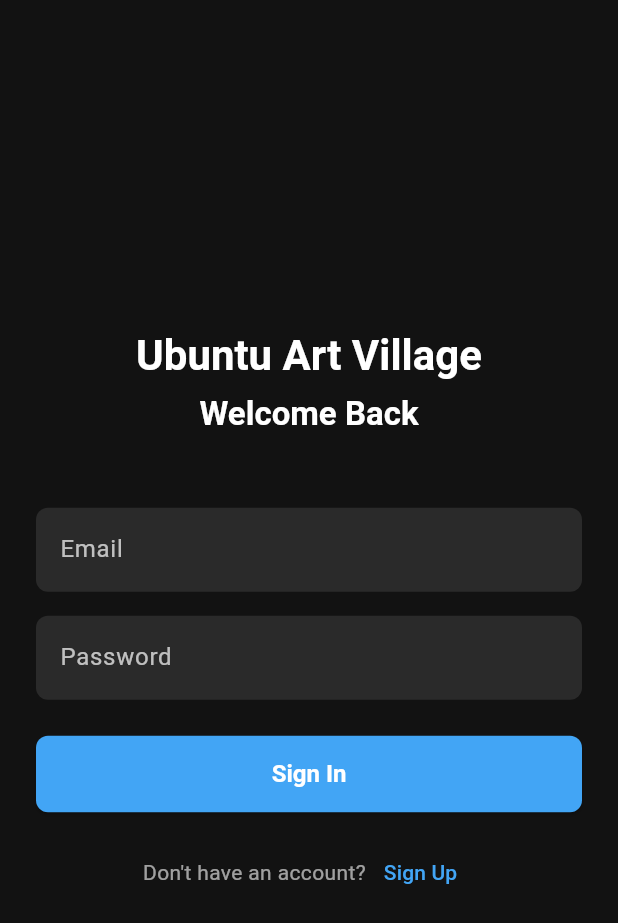
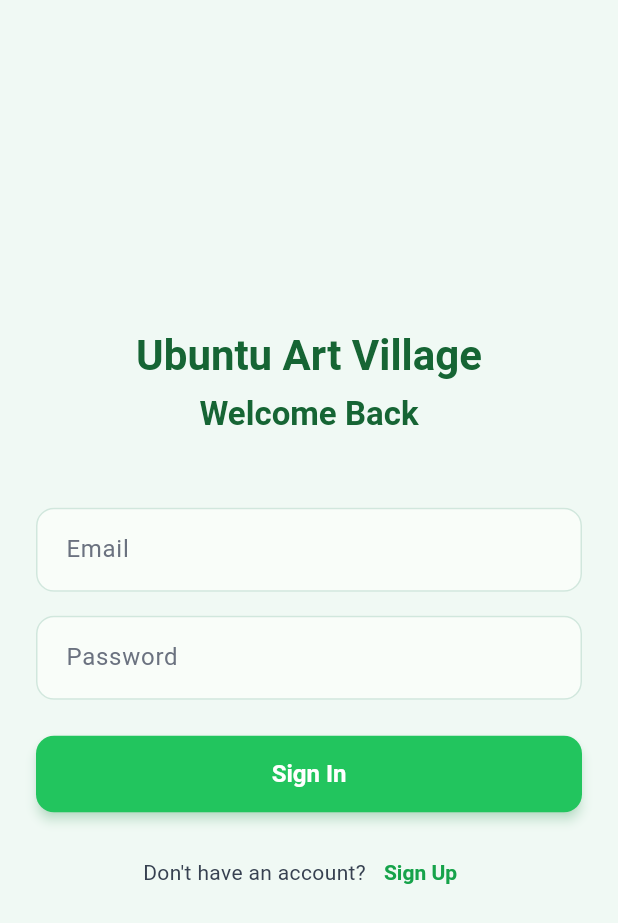
Before and after one commit to could-ai/019ab6ad-a451-72af-ac40-41e79278ae99, a Flutter app: the screen it shows after launch, on a phone screen of 412 x 824 dp. Shown: the top 923 px of the screen. Run offline on Flutter 3.47's test engine with Material 3 defaults, Android fonts, the phone set to English and light mode, and no system bars.

Commit message:
Updated theme to match the requested light green color scheme with specific hex codes for backgrounds, primary colors, borders, text, and status indicators.; Updated main.dart to use the new AppTheme.theme instead of the previous dark theme.

```diff
--- a/usr/lib/main.dart
+++ b/usr/lib/main.dart
@@ -15,7 +15,7 @@ class MyApp extends StatelessWidget {
     return MaterialApp(
       title: 'Ubuntu Art Village',
       debugShowCheckedModeBanner: false,
-      theme: AppTheme.darkTheme,
+      theme: AppTheme.theme, // Updated to use the new light theme
       initialRoute: '/login',
       routes: {
         '/': (context) => const LoginScreen(), // Default route
--- a/usr/lib/theme/theme.dart
+++ b/usr/lib/theme/theme.dart
@@ -1,53 +1,104 @@
 import 'package:flutter/material.dart';
 
 class AppTheme {
-  static final ThemeData darkTheme = ThemeData(
-    brightness: Brightness.dark,
-    primaryColor: const Color(0xFF0D47A1), // A strong blue
-    scaffoldBackgroundColor: const Color(0xFF121212), // Very dark gray, almost black
-    colorScheme: const ColorScheme.dark(
-      primary: Color(0xFF42A5F5), // A nice blue accent
-      secondary: Color(0xFF42A5F5),
-      background: Color(0xFF121212),
-      surface: Color(0xFF1E1E1E), // Slightly lighter gray for surfaces
-      onPrimary: Colors.white,
-      onSecondary: Colors.white,
-      onBackground: Colors.white,
-      onSurface: Colors.white,
-      error: Colors.redAccent,
-      onError: Colors.white,
+  // Color Palette
+  static const Color primaryBackground = Color(0xFFF0F9F4); // Light green
+  static const Color cardBackground = Color(0xFFFFFFFF); // White
+  static const Color inputBackground = Color(0xFFF9FDF9);
+
+  static const Color darkGreen = Color(0xFF166534); // Main text, headers
+  static const Color brightGreen = Color(0xFF22C55E); // Primary buttons, accents
+  static const Color mediumGreen = Color(0xFF16A34A); // Secondary buttons
+  static const Color goldOrange = Color(0xFFF59E0B); // Accent color, badges
+
+  static const Color borderLight = Color(0xFFD1E7DD);
+  static const Color borderLighter = Color(0xFFBBF7D0);
+  static const Color borderLightest = Color(0xFFD1FAE5);
+
+  static const Color textPrimary = Color(0xFF166534); // Dark green
+  static const Color textSecondary = Color(0xFF374151); // Dark gray
+  static const Color textMuted = Color(0xFF6B7280); // Medium gray
+  static const Color textLightMuted = Color(0xFF9CA3AF); // Light gray
+  static const Color textWhite = Color(0xFFFFFFFF);
+  static const Color textOffWhite = Color(0xFFF0FDF4);
+
+  static const Color statusSuccess = Color(0xFF22C55E);
+  static const Color statusWarning = Color(0xFFF59E0B);
+  static const Color statusError = Color(0xFFEF4444);
+  static const Color statusPending = Color(0xFFFCD34D);
+
+  static const Color shadowColor = Color(0xFF22C55E);
+
+  static final ThemeData theme = ThemeData(
+    brightness: Brightness.light,
+    primaryColor: brightGreen,
+    scaffoldBackgroundColor: primaryBackground,
+    colorScheme: const ColorScheme.light(
+      primary: brightGreen,
+      secondary: mediumGreen,
+      tertiary: goldOrange,
+      surface: cardBackground,
+      background: primaryBackground,
+      error: statusError,
+      onPrimary: textWhite,
+      onSecondary: textWhite,
+      onSurface: textPrimary,
+      onBackground: textPrimary,
+      onError: textWhite,
     ),
     appBarTheme: const AppBarTheme(
-      backgroundColor: Color(0xFF1E1E1E),
+      backgroundColor: primaryBackground,
       elevation: 0,
+      centerTitle: true,
+      iconTheme: IconThemeData(color: darkGreen),
       titleTextStyle: TextStyle(
-        color: Colors.white,
+        color: darkGreen,
         fontSize: 20,
         fontWeight: FontWeight.bold,
       ),
-      iconTheme: IconThemeData(color: Colors.white),
+    ),
+    cardTheme: CardTheme(
+      color: cardBackground,
+      elevation: 2,
+      shadowColor: shadowColor.withOpacity(0.2),
+      shape: RoundedRectangleBorder(
+        borderRadius: BorderRadius.circular(12),
+        side: const BorderSide(color: borderLightest),
+      ),
     ),
     inputDecorationTheme: InputDecorationTheme(
       filled: true,
-      fillColor: const Color(0xFF2A2A2A),
+      fillColor: inputBackground,
+      contentPadding: const EdgeInsets.symmetric(horizontal: 16, vertical: 16),
       border: OutlineInputBorder(
-        borderRadius: BorderRadius.circular(8.0),
-        borderSide: BorderSide.none,
+        borderRadius: BorderRadius.circular(12.0),
+        borderSide: const BorderSide(color: borderLight),
+      ),
+      enabledBorder: OutlineInputBorder(
+        borderRadius: BorderRadius.circular(12.0),
+        borderSide: const BorderSide(color: borderLight),
       ),
       focusedBorder: OutlineInputBorder(
-        borderRadius: BorderRadius.circular(8.0),
-        borderSide: const BorderSide(color: Color(0xFF42A5F5)),
+        borderRadius: BorderRadius.circular(12.0),
+        borderSide: const BorderSide(color: brightGreen, width: 2),
       ),
-      labelStyle: const TextStyle(color: Colors.white70),
+      errorBorder: OutlineInputBorder(
+        borderRadius: BorderRadius.circular(12.0),
+        borderSide: const BorderSide(color: statusError),
+      ),
+      labelStyle: const TextStyle(color: textMuted),
+      hintStyle: const TextStyle(color: textLightMuted),
     ),
     elevatedButtonTheme: ElevatedButtonThemeData(
       style: ElevatedButton.styleFrom(
-        backgroundColor: const Color(0xFF42A5F5), // Blue accent
-        foregroundColor: Colors.white,
+        backgroundColor: brightGreen,
+        foregroundColor: textWhite,
+        elevation: 3,
+        shadowColor: shadowColor.withOpacity(0.4),
         shape: RoundedRectangleBorder(
-          borderRadius: BorderRadius.circular(8.0),
+          borderRadius: BorderRadius.circular(12.0),
         ),
-        padding: const EdgeInsets.symmetric(vertical: 16.0),
+        padding: const EdgeInsets.symmetric(vertical: 16.0, horizontal: 24.0),
         textStyle: const TextStyle(
           fontSize: 16,
           fontWeight: FontWeight.bold,
@@ -56,18 +107,40 @@ class AppTheme {
     ),
     textButtonTheme: TextButtonThemeData(
       style: TextButton.styleFrom(
-        foregroundColor: const Color(0xFF42A5F5),
+        foregroundColor: mediumGreen,
+        textStyle: const TextStyle(
+          fontWeight: FontWeight.w600,
+        ),
+      ),
+    ),
+    outlinedButtonTheme: OutlinedButtonThemeData(
+      style: OutlinedButton.styleFrom(
+        foregroundColor: mediumGreen,
+        side: const BorderSide(color: mediumGreen),
+        shape: RoundedRectangleBorder(
+          borderRadius: BorderRadius.circular(12.0),
+        ),
+        padding: const EdgeInsets.symmetric(vertical: 16.0, horizontal: 24.0),
       ),
     ),
     textTheme: const TextTheme(
-      displayLarge: TextStyle(color: Colors.white, fontWeight: FontWeight.bold),
-      displayMedium: TextStyle(color: Colors.white, fontWeight: FontWeight.bold),
-      displaySmall: TextStyle(color: Colors.white, fontWeight: FontWeight.bold),
-      headlineMedium: TextStyle(color: Colors.white, fontWeight: FontWeight.bold),
-      headlineSmall: TextStyle(color: Colors.white, fontWeight: FontWeight.bold),
-      titleLarge: TextStyle(color: Colors.white, fontWeight: FontWeight.bold),
-      bodyLarge: TextStyle(color: Colors.white70),
-      bodyMedium: TextStyle(color: Colors.white60),
+      displayLarge: TextStyle(color: textPrimary, fontWeight: FontWeight.bold),
+      displayMedium: TextStyle(color: textPrimary, fontWeight: FontWeight.bold),
+      displaySmall: TextStyle(color: textPrimary, fontWeight: FontWeight.bold),
+      headlineMedium: TextStyle(color: textPrimary, fontWeight: FontWeight.bold),
+      headlineSmall: TextStyle(color: textPrimary, fontWeight: FontWeight.bold),
+      titleLarge: TextStyle(color: textPrimary, fontWeight: FontWeight.bold),
+      titleMedium: TextStyle(color: textPrimary, fontWeight: FontWeight.w600),
+      bodyLarge: TextStyle(color: textSecondary),
+      bodyMedium: TextStyle(color: textSecondary),
+      bodySmall: TextStyle(color: textMuted),
+    ),
+    dividerTheme: const DividerThemeData(
+      color: borderLight,
+      thickness: 1,
+    ),
+    iconTheme: const IconThemeData(
+      color: darkGreen,
     ),
   );
 }
```
